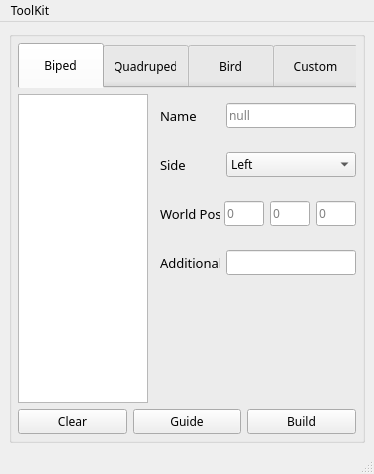
Above: ui/autoRigger.ui from leixingyu/autoRigger before the change. Below: the same form after it.
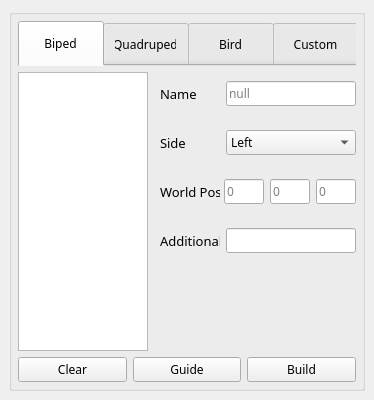
That is the form after the change. The open tabs and pages were chosen to show the change.

Diff of the .ui file:
```diff
--- a/ui/autoRigger.ui
+++ b/ui/autoRigger.ui
@@ -7,7 +7,7 @@
     <x>0</x>
     <y>0</y>
     <width>374</width>
-    <height>474</height>
+    <height>400</height>
    </rect>
   </property>
   <property name="minimumSize">
@@ -470,30 +470,6 @@
     </item>
    </layout>
   </widget>
-  <widget class="QMenuBar" name="menubar">
-   <property name="geometry">
-    <rect>
-     <x>0</x>
-     <y>0</y>
-     <width>374</width>
-     <height>21</height>
-    </rect>
-   </property>
-   <widget class="QMenu" name="menuToolKit">
-    <property name="font">
-     <font>
-      <family>Bahnschrift</family>
-     </font>
-    </property>
-    <property name="title">
-     <string>ToolKit</string>
-    </property>
-    <addaction name="ui_snapAction"/>
-    <addaction name="ui_traceAction"/>
-   </widget>
-   <addaction name="menuToolKit"/>
-  </widget>
-  <widget class="QStatusBar" name="statusbar"/>
   <action name="ui_snapAction">
    <property name="text">
     <string>IK/FK Snap</string>
```
Left out of the diff: 2 changed lines with no effect on the pictures.
